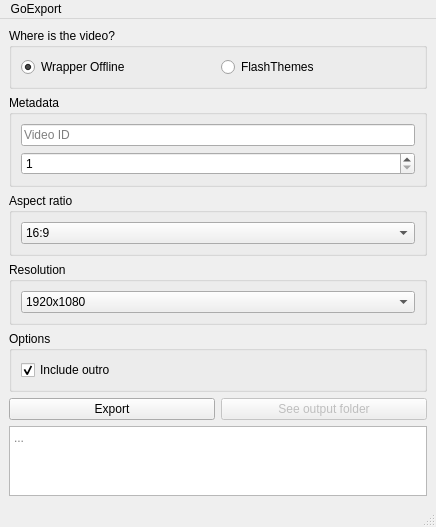
Old version of the form gui/Main.ui in the repository GoExport/GoExport.
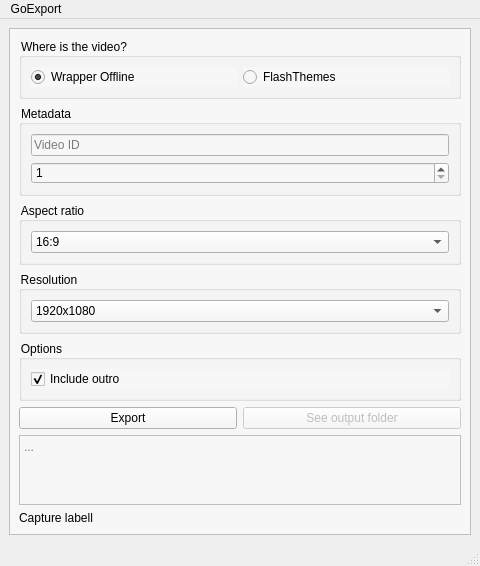
New version of the form.

Commit message: Update Main.ui layout and components for improved UI structure and functionality

Patch:
```diff
--- a/gui/Main.ui
+++ b/gui/Main.ui
@@ -6,8 +6,8 @@
    <rect>
     <x>0</x>
     <y>0</y>
-    <width>436</width>
-    <height>508</height>
+    <width>480</width>
+    <height>550</height>
    </rect>
   </property>
   <property name="windowTitle">
@@ -16,6 +16,18 @@
   <widget class="QWidget" name="centralwidget">
    <layout class="QVBoxLayout" name="verticalLayout">
     <item>
+     <widget class="QFrame" name="frame">
+      <property name="styleSheet">
+       <string notr="true">background-color: palette(alternate-base);</string>
+      </property>
+      <property name="frameShape">
+       <enum>QFrame::Shape::StyledPanel</enum>
+      </property>
+      <property name="frameShadow">
+       <enum>QFrame::Shadow::Raised</enum>
+      </property>
+      <layout class="QVBoxLayout" name="verticalLayout_3">
+       <item>
      <widget class="QGroupBox" name="groupBox_4">
       <property name="sizePolicy">
        <sizepolicy hsizetype="Expanding" vsizetype="Expanding">
@@ -220,6 +232,19 @@
       </property>
      </widget>
     </item>
+       <item>
+        <widget class="QLabel" name="CaptureLabel">
+         <property name="text">
+          <string>Capture labell</string>
+         </property>
+         <property name="indent">
+          <number>-1</number>
+         </property>
+        </widget>
+       </item>
+      </layout>
+     </widget>
+    </item>
    </layout>
   </widget>
   <widget class="QStatusBar" name="statusbar"/>
@@ -228,7 +253,7 @@
     <rect>
      <x>0</x>
      <y>0</y>
-     <width>436</width>
+     <width>480</width>
      <height>33</height>
     </rect>
    </property>
```
Left out of the diff: 2 changed lines with no effect on the pictures. Lines whose indentation alone changed are shown as unchanged.
